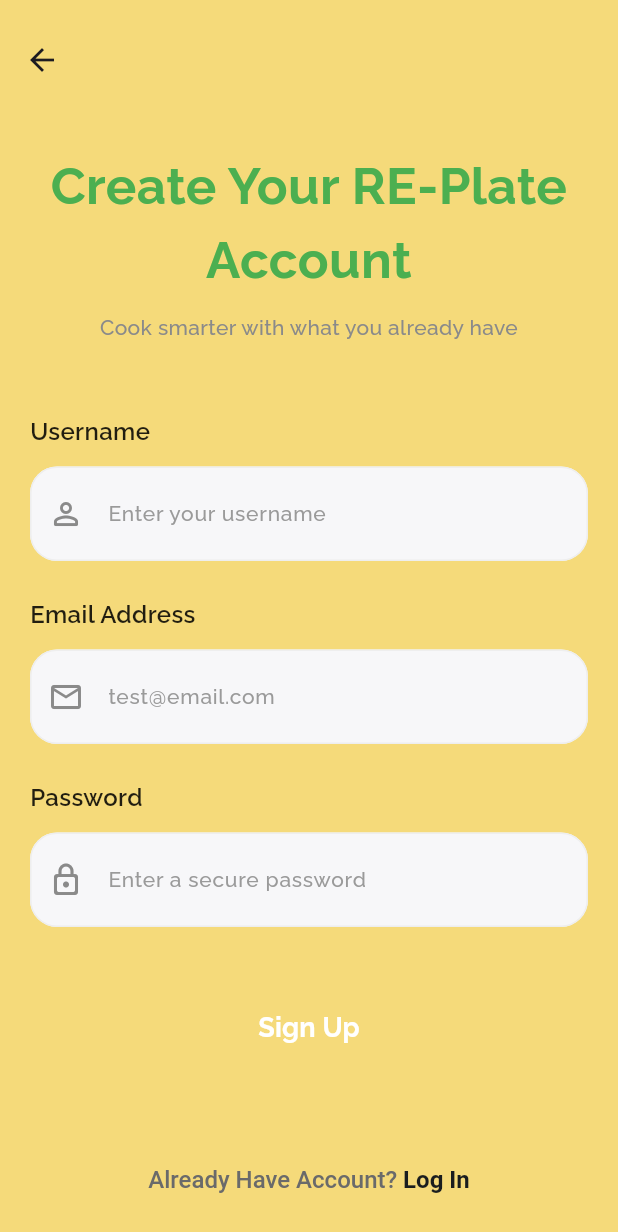
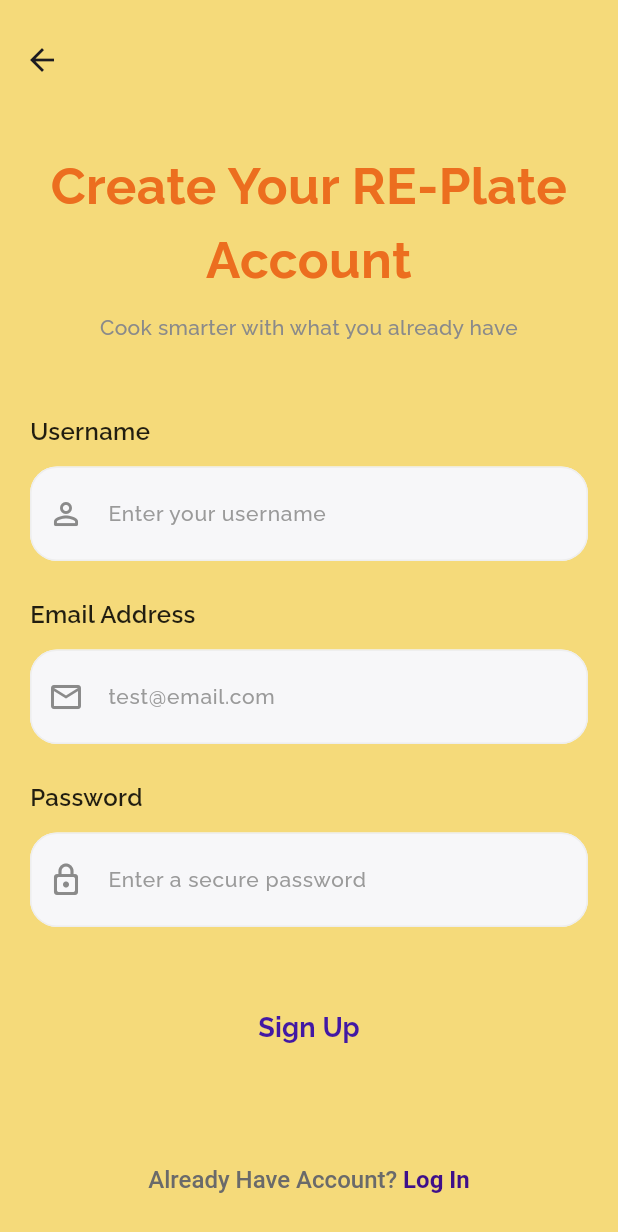
Before and after one commit to AugustanaCSC490Spring2026/RE-Plate, a Flutter app: the Signup screen opened directly, on a phone screen of 412 x 824 dp. Shown: the top 1232 px of the screen. Run offline on Flutter 3.47's test engine with Material 3 defaults, Android fonts, the phone set to English and light mode, and no system bars; our stand-ins replace cloud_firestore, firebase_auth, firebase_core, flutter_dotenv, fluttertoast, google_fonts and 1 more; accounts and stored records are empty; statements that could not run were skipped.

Commit message:
changed the background and font color for each page

```diff
--- a/base_app/lib/pages/history.dart
+++ b/base_app/lib/pages/history.dart
@@ -5,7 +5,6 @@
 import 'package:google_fonts/google_fonts.dart';
 import 'package:base_app/pages/favorites.dart';
 import 'package:base_app/pages/home.dart';
-import 'package:base_app/pages/chat_box.dart';
 import 'package:base_app/pages/profile.dart';
 
 
@@ -272,7 +271,7 @@
                   user?.displayName?.substring(0, 1).toUpperCase() ?? 'U',
                   style: GoogleFonts.raleway(
                     textStyle: const TextStyle(
-                      color: Color.fromARGB(255, 195, 88, 17),
+                      color: Color.fromARGB(255, 103, 17, 195),
                       fontWeight: FontWeight.bold,
                       fontSize: 28,
                     ),
--- a/base_app/lib/pages/signup.dart
+++ b/base_app/lib/pages/signup.dart
@@ -40,7 +40,7 @@
                       textAlign: TextAlign.center,
                       style: GoogleFonts.raleway(
                         textStyle: const TextStyle(
-                          color: Color(0xff4CAF50),
+                          color:  Color.fromARGB(255, 236, 110, 31),
                           fontWeight: FontWeight.w700,
                           fontSize: 34,
                         ),
@@ -180,7 +180,7 @@
             focusedBorder: OutlineInputBorder(
               borderRadius: BorderRadius.circular(18),
               borderSide: const BorderSide(
-                color: Color(0xff4CAF50),
+                color:  Color.fromARGB(255, 236, 110, 31),
                 width: 1.2,
               ),
             ),
@@ -236,7 +236,7 @@
             focusedBorder: OutlineInputBorder(
               borderRadius: BorderRadius.circular(18),
               borderSide: const BorderSide(
-                color: Color(0xff4CAF50),
+                color:  Color.fromARGB(255, 236, 110, 31),
                 width: 1.2,
               ),
             ),
@@ -267,7 +267,7 @@
         "Sign Up",
         style: GoogleFonts.raleway(
           textStyle: const TextStyle(
-            color: Colors.white,
+            color: Color.fromARGB(255, 66, 24, 164),
             fontSize: 18,
             fontWeight: FontWeight.w700,
           ),
@@ -294,7 +294,7 @@
             TextSpan(
               text: "Log In",
               style: const TextStyle(
-                color: Color(0xff1A1D1E),
+                color: Color.fromARGB(255, 62, 15, 138),
                 fontWeight: FontWeight.w700,
                 fontSize: 16,
               ),
```
Also changed, not shown: base_app/lib/pages/favorites.dart (+10 -10 lines), base_app/lib/pages/profile.dart (+14 -14 lines).
